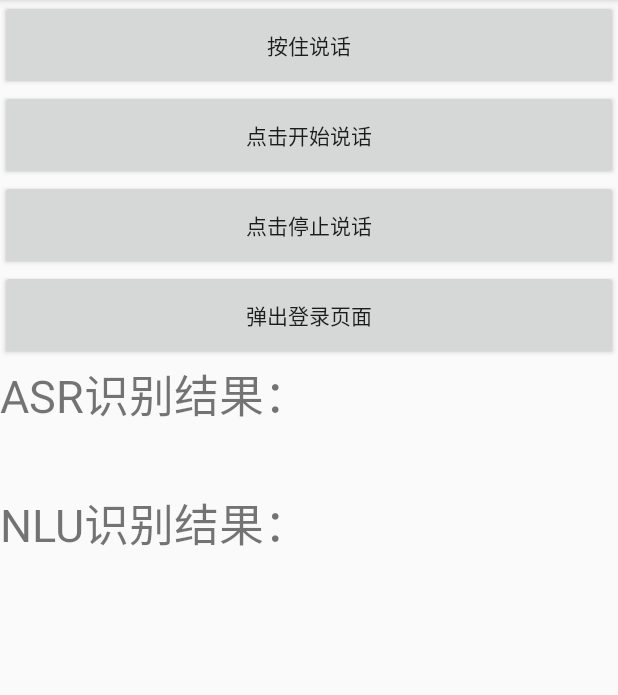
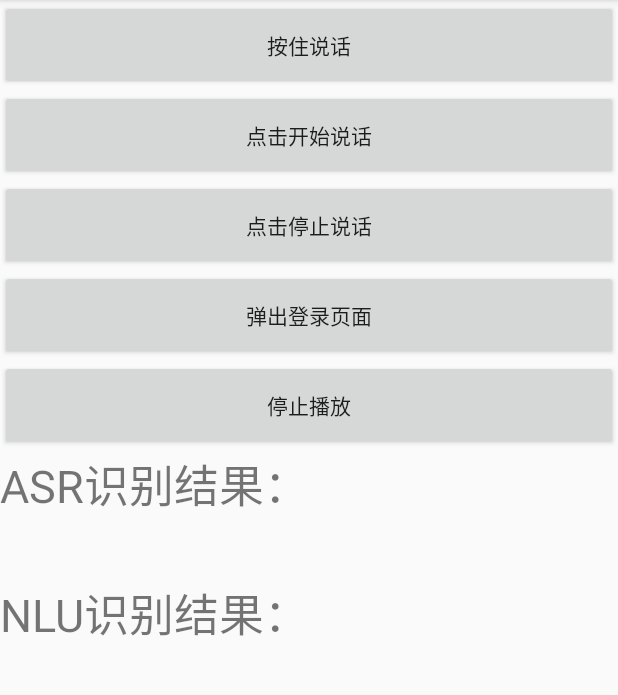
Before and after one commit to HoldingGWind/geniesdk_demo, an Android app: the screen it shows after launch (NearFieldDemoActivity), after a tap on "近场模式", on a phone screen of 412 x 824 dp, the part 84-779 px from its top. Run offline under Robolectric (Android 15) with nearby library versions, the phone set to English and light mode, and no system bars; libraries missing offline, so code that uses them is left out: com.alibaba.ailabs, com.yunos.tv; 2 statements that could not run were skipped.

Commit message:
Add Stop Media button
Signed-off-by: shenping.sp <shenping.sp@alibaba-inc.com>

```diff
--- a/app/src/main/java/com/yunos/tv/alitvasr/NearFieldDemoActivity.java
+++ b/app/src/main/java/com/yunos/tv/alitvasr/NearFieldDemoActivity.java
@@ -47,7 +47,7 @@ public class NearFieldDemoActivity extends AppCompatActivity implements IUiManag
     private static String TAG = "geniesdk";
     private static WeakReference<BindDeviceListener> bindDeviceListener;
 
-    private Button wakeup, startTalk, stopTalk,showLogin;
+    private Button wakeup, startTalk, stopTalk,showLogin,stopMedia;
     private TextView asrResult;
     private TextView nluResult;
 
@@ -148,6 +148,15 @@ public class NearFieldDemoActivity extends AppCompatActivity implements IUiManag
                 startActivity(intent);
             }
         });
+
+        stopMedia = findViewById(R.id.stopMedia);
+        stopMedia.setOnClickListener(new View.OnClickListener()
+
+        {
+            public void onClick(View var1) {
+                MediaOutputBridge.getInstance().stopTTSPlaying();
+            }
+        });
     }
 
 
@@ -234,7 +243,7 @@ public class NearFieldDemoActivity extends AppCompatActivity implements IUiManag
      */
     @Override
     public void onRecognizeResult(int sessionId, ProtocolData protocolData) {
-        Log.e(TAG, "sessionId = " + sessionId + ",data = " + protocolData.toString());
+        LogUtils.d("onRecognizeResult: sessionId = " + sessionId + ",data = " + protocolData.toString());
         nluResult.setText(protocolData.toString());
     }
 
@@ -285,7 +294,7 @@ public class NearFieldDemoActivity extends AppCompatActivity implements IUiManag
     @Override
     public int onPretreatedResult(int sessionId, ProtocolData data, String
             commandDomain, String command, JSONObject commandParams, String question) {
-        LogUtils.d("sessionId = " + sessionId + ",commandDomain = " + commandDomain + ",command = " + command + ",commandParams = " + commandParams.toString());
+        LogUtils.d("onPretreatedResult:sessionId = " + sessionId + ",commandDomain = " + commandDomain + ",command = " + command + ",commandParams = " + commandParams.toString());
         if (commandDomain.equals("AliGenie.System.Control")) {
             if (command.equals("Exit")) {
                 LogUtils.d("It is exit command!");
@@ -387,7 +396,7 @@ public class NearFieldDemoActivity extends AppCompatActivity implements IUiManag
      */
     @Override
     public int pretreatedNLPResult(int sessionId, String command) {
-        Log.d(TAG, ">>>>>command=" + command);
+        Log.d(TAG, ">>>>>pretreatedNLPResult : command=" + command);
         return ReturnCode.CONTINUE;
     }
 
--- a/app/src/main/res/layout/near_field.xml
+++ b/app/src/main/res/layout/near_field.xml
@@ -34,6 +34,12 @@
             android:layout_height="60dp"
             android:text="弹出登录页面" />
 
+        <Button
+            android:id="@+id/stopMedia"
+            android:layout_width="match_parent"
+            android:layout_height="60dp"
+            android:text="停止播放" />
+
         <TextView
             android:layout_width="match_parent"
             android:layout_height="wrap_content"
```
